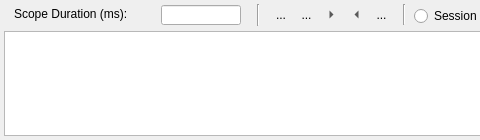
Above: sources/lusan/view/log/ui/ScopeOutputViewer.ui from aregtech/areg-sdk-tools before the change; both pictures show x 0 to 480 and y 0 to 140 of the 840 by 140 pixel window. Below: the same form after it.
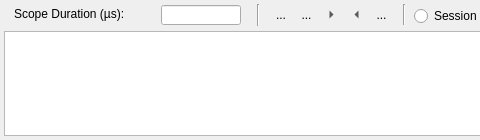
That is the form after the change. Icons and pictures are not drawn.

Commit message: Filtering entries by duration.

```diff
--- a/sources/lusan/view/log/ui/ScopeOutputViewer.ui
+++ b/sources/lusan/view/log/ui/ScopeOutputViewer.ui
@@ -133,7 +133,7 @@
        </size>
       </property>
       <property name="text">
-       <string>Scope Duration (ms):</string>
+       <string>Scope Duration (µs):</string>
       </property>
      </widget>
      <widget class="QWidget" name="widget_2" native="true">
```
The commit also changes 8 other files.
